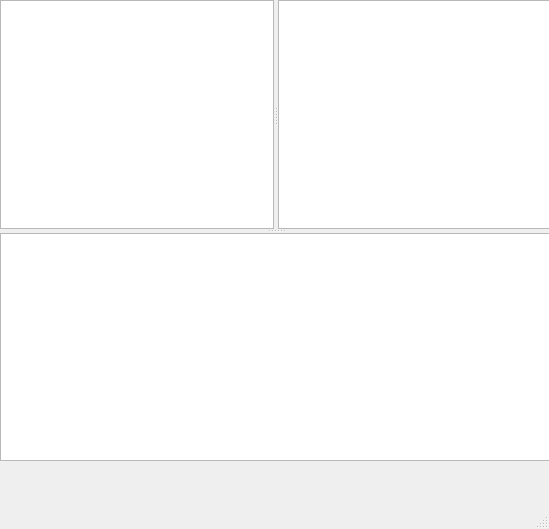
This is qokved/qokvedmainwindow.ui in kostin1221/okved as Qt 5 draws it before an edit. The edited form follows.
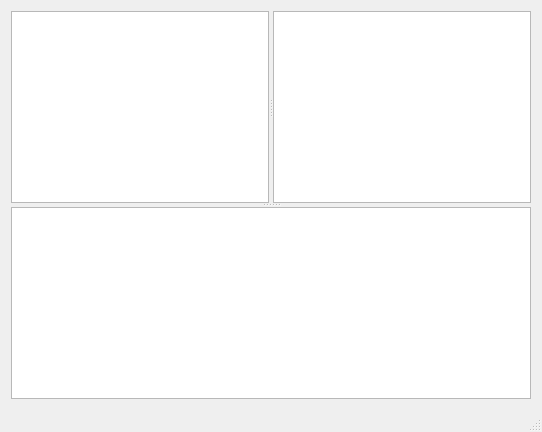
This is the edited form.

Diff of the .ui file:
```diff
--- a/qokved/qokvedmainwindow.ui
+++ b/qokved/qokvedmainwindow.ui
@@ -6,22 +6,28 @@
    <rect>
     <x>0</x>
     <y>0</y>
-    <width>549</width>
-    <height>529</height>
+    <width>542</width>
+    <height>432</height>
    </rect>
   </property>
   <property name="windowTitle">
    <string>QOkved</string>
   </property>
   <widget class="QWidget" name="centralWidget">
+   <property name="sizePolicy">
+    <sizepolicy hsizetype="Maximum" vsizetype="Maximum">
+     <horstretch>0</horstretch>
+     <verstretch>0</verstretch>
+    </sizepolicy>
+   </property>
+   <layout class="QHBoxLayout" name="horizontalLayout">
+    <item>
    <widget class="QSplitter" name="splitter_2">
-    <property name="geometry">
-     <rect>
-      <x>0</x>
-      <y>0</y>
-      <width>551</width>
-      <height>461</height>
-     </rect>
+      <property name="sizePolicy">
+       <sizepolicy hsizetype="Preferred" vsizetype="Preferred">
+        <horstretch>0</horstretch>
+        <verstretch>0</verstretch>
+       </sizepolicy>
     </property>
     <property name="orientation">
      <enum>Qt::Vertical</enum>
@@ -43,8 +49,21 @@
       <attribute name="verticalHeaderVisible">
        <bool>false</bool>
       </attribute>
-     </widget>
-     <widget class="QTableView" name="tableView"/>
+        <attribute name="verticalHeaderVisible">
+         <bool>false</bool>
+        </attribute>
+        <attribute name="horizontalHeaderMinimumSectionSize">
+         <number>100</number>
+        </attribute>
+       </widget>
+       <widget class="QTableView" name="okvedsView">
+        <property name="selectionMode">
+         <enum>QAbstractItemView::SingleSelection</enum>
+        </property>
+        <property name="selectionBehavior">
+         <enum>QAbstractItemView::SelectRows</enum>
+        </property>
+       </widget>
     </widget>
     <widget class="QPlainTextEdit" name="ViewCaption">
      <property name="readOnly">
@@ -52,6 +71,8 @@
      </property>
     </widget>
    </widget>
+    </item>
+   </layout>
   </widget>
   <widget class="QMenuBar" name="menuBar">
    <property name="geometry">
```
Left out of the diff: 29 changed lines with no effect on the pictures. Lines whose indentation alone changed are shown as unchanged.
